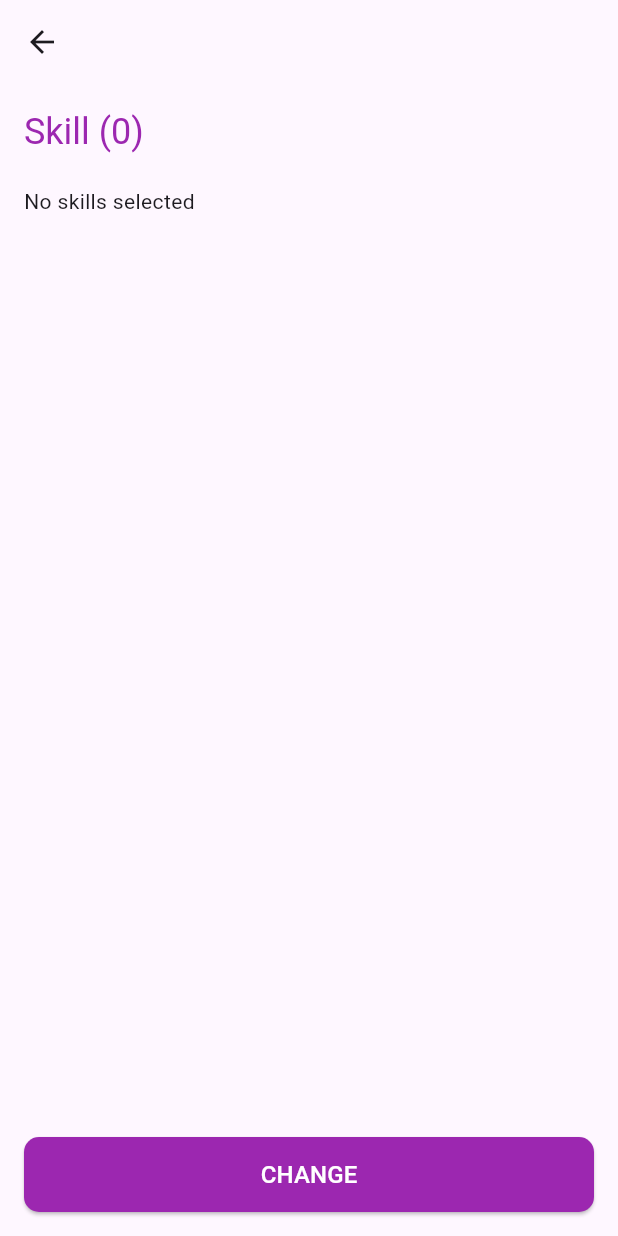
After one commit to johnomeyo/socian, a Flutter app: the SkillsDisplayPage screen opened directly, on a phone screen of 412 x 824 dp. The commit adds this screen. Run offline on Flutter 3.47's test engine with Material 3 defaults, Android fonts, the phone set to English and light mode, and no system bars; our stand-ins replace dotted_border.

Commit message:
Created the skills display page

```diff
--- /dev/null
+++ b/seekers/lib/pages/backgroundcheck/skills_display_page.dart
@@ -0,0 +1,73 @@
+import 'package:flutter/material.dart';
+import 'package:provider/provider.dart';
+import 'package:seekers/auth/custom_button.dart';
+import 'package:seekers/providers/skills_provider.dart';
+
+class SkillsDisplayPage extends StatelessWidget {
+  const SkillsDisplayPage({super.key});
+
+  @override
+  Widget build(BuildContext context) {
+    // Fetch the skills from the provider
+    final skillProvider = Provider.of<SkillProvider>(context);
+    final selectedSkills = skillProvider.selectedSkills;
+
+    return Scaffold(
+      appBar: AppBar(
+        elevation: 0,
+      ),
+      body: Padding(
+        padding: const EdgeInsets.all(16.0),
+        child: Column(
+          crossAxisAlignment: CrossAxisAlignment.start,
+          children: [
+            // Skill count and label
+            Text(
+              'Skill (${selectedSkills.length})',
+              style: Theme.of(context).textTheme.headlineSmall?.copyWith(
+                    color: Colors.purple,
+                  ),
+            ),
+            const SizedBox(height: 20),
+
+            // Display selected skills as chips
+            if (selectedSkills.isNotEmpty)
+              Wrap(
+                spacing: 8.0,
+                runSpacing: 8.0,
+                children: selectedSkills
+                    .map((skill) => _buildSkillChip(skill, skillProvider))
+                    .toList(),
+              )
+            else
+              const Text('No skills selected'),
+
+            const Spacer(),
+           // "Change" button at the bottom
+            CustomButton(
+                text: 'CHANGE',
+                onPressed: () {
+                  Navigator.pop(context);
+                })
+          ],
+        ),
+      ),
+    );
+  }
+
+  // Widget for creating a skill chip
+  Widget _buildSkillChip(String skill, SkillProvider provider) {
+    return Chip(
+      label: Padding(
+        padding: const EdgeInsets.symmetric(vertical:4, horizontal: 0),
+        child: Text(skill, style: const TextStyle(color: Colors.purple)),
+      ),
+      backgroundColor: const Color(0xFFF3E5F5),
+      deleteIcon: const Icon(Icons.close, color: Colors.purple),
+      onDeleted: () {
+        provider.removeSkill(skill); // Remove skill from provider
+      },
+       side: BorderSide.none,
+    );
+  }
+}
--- a/seekers/lib/providers/skills_provider.dart
+++ b/seekers/lib/providers/skills_provider.dart
@@ -1,15 +1,17 @@
 import 'package:flutter/material.dart';
 
 class SkillProvider with ChangeNotifier {
-  // The list of selected skills
   List<String> _selectedSkills = [];
 
-  // Getter for selected skills
   List<String> get selectedSkills => _selectedSkills;
 
-  // Method to save the selected skills
-  void saveSelectedSkills(List<String> selectedSkills) {
-    _selectedSkills = selectedSkills;
-    notifyListeners(); // Notify listeners when the state changes
+  void saveSelectedSkills(List<String> skills) {
+    _selectedSkills = skills;
+    notifyListeners();
+  }
+
+  void removeSkill(String skill) {
+    _selectedSkills.remove(skill);
+    notifyListeners();
   }
 }
```
Also changed, not shown: seekers/lib/pages/backgroundcheck/add_skills_page.dart (+12 -2 lines).
